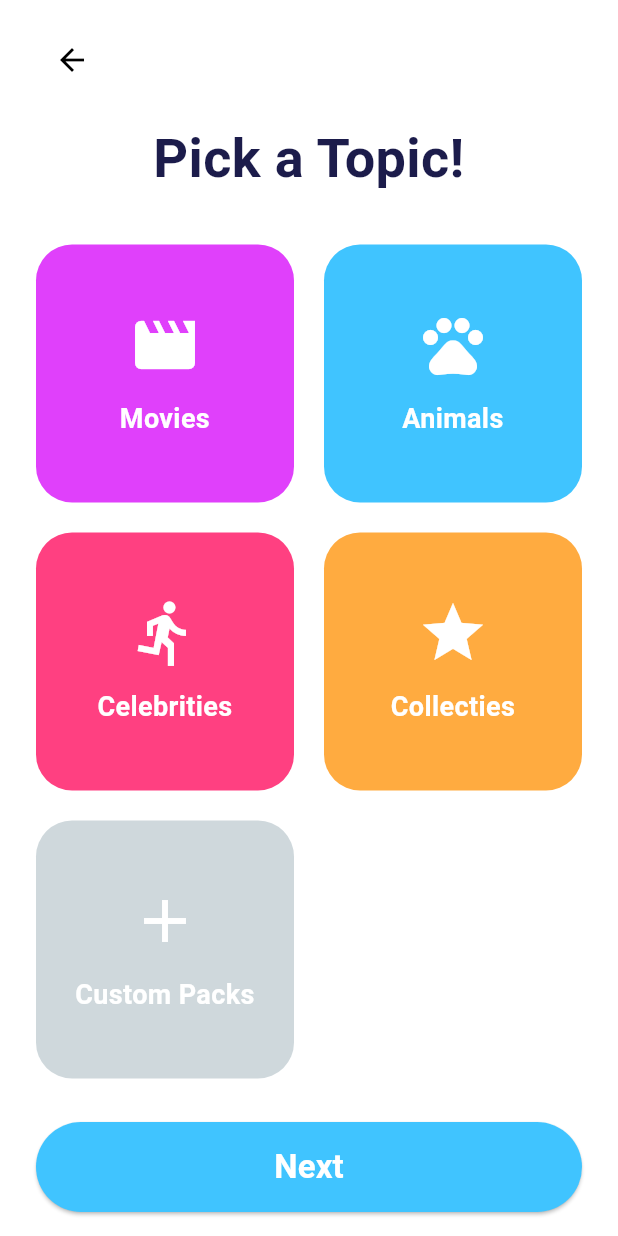
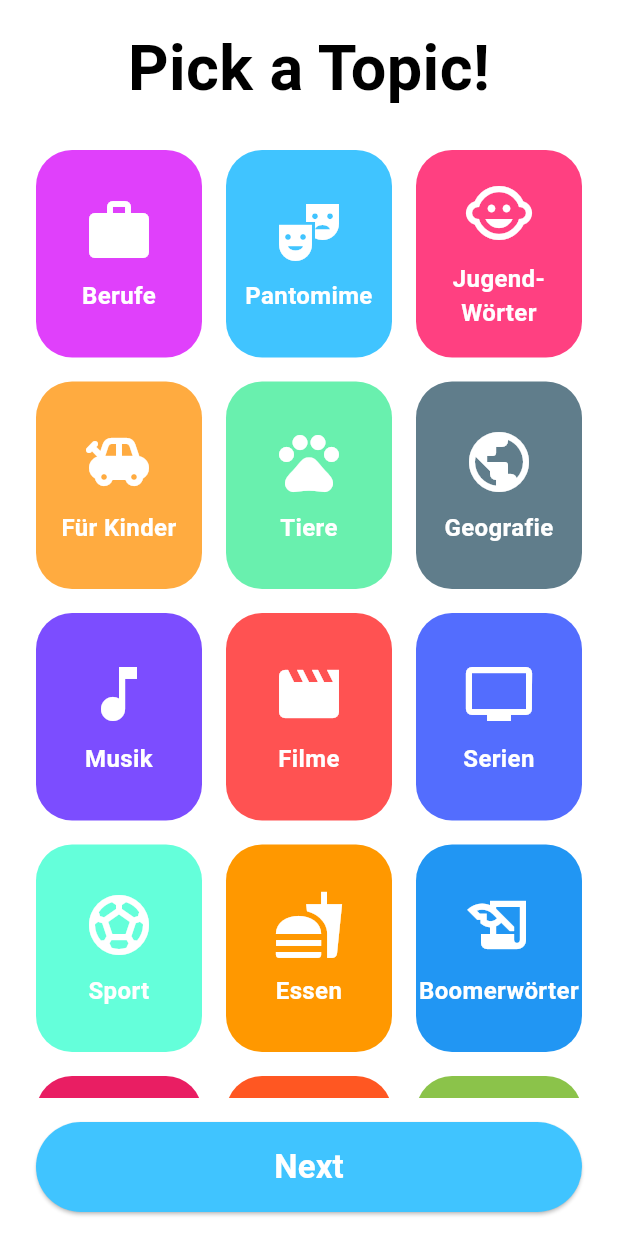
Before and after one commit to Gibbybby/charade, a Flutter app: the TopicSelectScreen screen opened directly, on a phone screen of 412 x 824 dp. Run offline on Flutter 3.47's test engine with Material 3 defaults, Android fonts, the phone set to English and light mode, and no system bars.

Commit message:
screen updates

```diff
--- a/apps/charadex/lib/player_mode.dart
+++ b/apps/charadex/lib/player_mode.dart
@@ -23,9 +23,10 @@ class PlayerModeScreen extends StatelessWidget {
                 style: TextStyle(
                   fontSize: 42,
                   fontWeight: FontWeight.bold,
-                  color: Color(0xFF512DA8),
+                  color: Colors.black, // <-- changed here
                 ),
               ),
+
               const SizedBox(height: 40),
               _buildModeButton(
                 imagePath: 'assets/solo.png',
--- a/apps/charadex/lib/topic_select.dart
+++ b/apps/charadex/lib/topic_select.dart
@@ -1,4 +1,3 @@
-// topic_select.dart
 import 'package:flutter/material.dart';
 
 class TopicSelectScreen extends StatelessWidget {
@@ -14,57 +13,153 @@ class TopicSelectScreen extends StatelessWidget {
           child: Column(
             children: [
               Row(
+                mainAxisAlignment:
+                    MainAxisAlignment.center, // Zentriert die gesamte Row
+                crossAxisAlignment:
+                    CrossAxisAlignment
+                        .center, // Stellt sicher, dass der Text vertikal zentriert bleibt
                 children: [
-                  IconButton(
-                    icon: const Icon(Icons.arrow_back, color: Colors.black),
-                    onPressed: () {
-                      Navigator.of(context).pop();
-                    },
+                  Expanded(
+                    child: Center(
+                      child: Text(
+                        "Pick a Topic!",
+                        style: const TextStyle(
+                          fontSize: 42, // Die Textgröße wie gewünscht
+                          fontWeight: FontWeight.bold,
+                          color: Colors.black,
+                        ),
+                        maxLines: 1, // Nur eine Zeile erlaubt
+                        overflow:
+                            TextOverflow
+                                .ellipsis, // Falls der Text zu lang ist, wird "..." angezeigt
+                      ),
+                    ),
                   ),
                 ],
               ),
-              const SizedBox(height: 16),
-              const Text(
-                "Pick a Topic!",
-                textAlign: TextAlign.center,
-                style: TextStyle(
-                  fontSize: 36,
-                  fontWeight: FontWeight.bold,
-                  color: Color(0xFF1C1C4B),
-                ),
-              ),
-              const SizedBox(height: 32),
+
+              const SizedBox(height: 24),
               Expanded(
                 child: GridView.count(
-                  crossAxisCount: 2,
-                  mainAxisSpacing: 20,
-                  crossAxisSpacing: 20,
+                  crossAxisCount: 3, // 3 Kategorien pro Reihe
+                  mainAxisSpacing: 16,
+                  crossAxisSpacing: 16,
+                  childAspectRatio: 0.8, // Kästchen etwas höher
                   children: [
                     _buildTopicTile(
                       color: Colors.purpleAccent,
-                      icon: Icons.movie,
-                      label: 'Movies',
+                      icon: Icons.work,
+                      label: 'Berufe',
                     ),
                     _buildTopicTile(
                       color: Colors.lightBlueAccent,
-                      icon: Icons.pets,
-                      label: 'Animals',
+                      icon: Icons.theater_comedy,
+                      label: 'Pantomime',
                     ),
                     _buildTopicTile(
                       color: Colors.pinkAccent,
-                      icon: Icons.directions_run,
-                      label: 'Celebrities',
+                      icon: Icons.child_care,
+                      label: 'Jugend-Wörter',
                     ),
                     _buildTopicTile(
                       color: Colors.orangeAccent,
-                      icon: Icons.star,
-                      label:
-                          'Collecties', // Looks like a typo in your screenshot ("Calecties")
+                      icon: Icons.toys,
+                      label: 'Für Kinder',
                     ),
                     _buildTopicTile(
-                      color: Colors.blueGrey.shade100,
-                      icon: Icons.add,
-                      label: 'Custom Packs',
+                      color: Colors.greenAccent,
+                      icon: Icons.pets,
+                      label: 'Tiere',
+                    ),
+                    _buildTopicTile(
+                      color: Colors.blueGrey,
+                      icon: Icons.public,
+                      label: 'Geografie',
+                    ),
+                    _buildTopicTile(
+                      color: Colors.deepPurpleAccent,
+                      icon: Icons.music_note,
+                      label: 'Musik',
+                    ),
+                    _buildTopicTile(
+                      color: Colors.redAccent,
+                      icon: Icons.movie,
+                      label: 'Filme',
+                    ),
+                    _buildTopicTile(
+                      color: Colors.indigoAccent,
+                      icon: Icons.tv,
+                      label: 'Serien',
+                    ),
+                    _buildTopicTile(
+                      color: Colors.tealAccent,
+                      icon: Icons.sports_soccer,
+                      label: 'Sport',
+                    ),
+                    _buildTopicTile(
+                      color: Colors.orange,
+                      icon: Icons.fastfood,
+                      label: 'Essen',
+                    ),
+                    _buildTopicTile(
+                      color: Colors.blue,
+                      icon: Icons.history_edu,
+                      label: 'Boomerwörter',
+                    ),
+                    _buildTopicTile(
+                      color: Colors.pink,
+                      icon: Icons.shopping_bag,
+                      label: 'Marken',
+                    ),
+                    _buildTopicTile(
+                      color: Colors.deepOrange,
+                      icon: Icons.book,
+                      label: 'Geschichte',
+                    ),
+                    _buildTopicTile(
+                      color: Colors.lightGreen,
+                      icon: Icons.breakfast_dining,
+                      label: 'Frühstücken',
+                    ),
+                    _buildTopicTile(
+                      color: Colors.purple,
+                      icon: Icons.favorite,
+                      label: 'Rund um Sex',
+                    ),
+                    _buildTopicTile(
+                      color: Colors.limeAccent,
+                      icon: Icons.videogame_asset,
+                      label: 'Videospiele',
+                    ),
+                    _buildTopicTile(
+                      color: Colors.cyan,
+                      icon: Icons.science,
+                      label: 'Wissenschaft',
+                    ),
+                    _buildTopicTile(
+                      color: Colors.green,
+                      icon: Icons.sports_soccer,
+                      label: 'Fußball',
+                    ),
+                    _buildTopicTile(
+                      color: Colors.red,
+                      icon: Icons.celebration,
+                      label: 'Silvester',
+                    ),
+                    _buildTopicTile(
+                      color: Colors.blueAccent,
+                      icon: Icons.star,
+                      label: 'Schauspieler',
+                    ),
+                    _buildTopicTile(
+                      color: Colors.deepPurple,
+                      icon: Icons.cake,
+                      label: 'Party',
+                    ),
+                    _buildTopicTile(
+                      color: Colors.brown,
+                      icon: Icons.local_bar,
+                      label: 'Rauschmittel',
                     ),
                   ],
                 ),
@@ -114,11 +209,11 @@ class TopicSelectScreen extends StatelessWidget {
         mainAxisAlignment: MainAxisAlignment.center,
         children: [
           Icon(icon, size: 48, color: Colors.white),
-          const SizedBox(height: 12),
+          const SizedBox(height: 8),
           Text(
             label,
             style: const TextStyle(
-              fontSize: 18,
+              fontSize: 16,
               fontWeight: FontWeight.bold,
               color: Colors.white,
             ),
```
